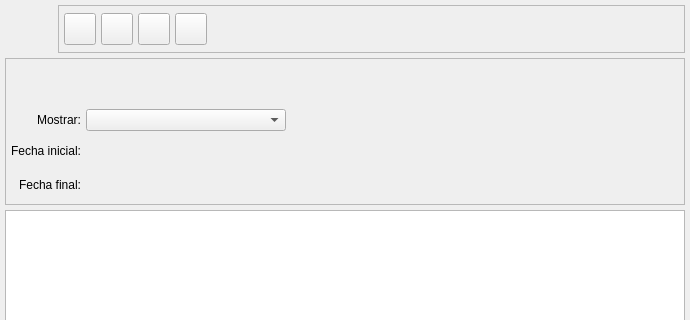
Qt form bulmages/bulmafact/plugins/pluginbf_trazabilidad/movimientosbase.ui (eboladev/Bulmages-1) before a commit; both pictures show x 0 to 690 and y 0 to 320 of the 690 by 490 pixel window.
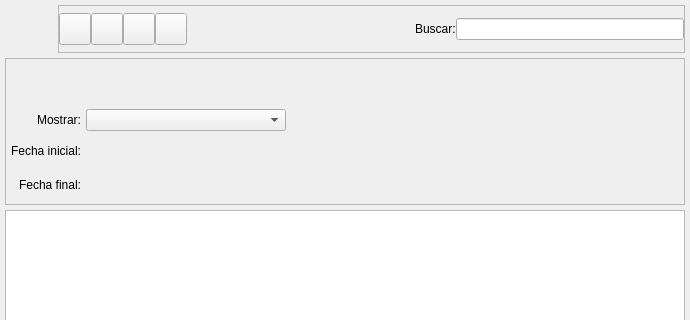
The same form after that commit. Icons and pictures are not drawn. Custom widgets are drawn as their Qt base class.

The edit to the form file:
```diff
--- a/bulmages/bulmafact/plugins/pluginbf_trazabilidad/movimientosbase.ui
+++ b/bulmages/bulmafact/plugins/pluginbf_trazabilidad/movimientosbase.ui
@@ -63,18 +63,24 @@
      </item>
      <item>
       <widget class="QFrame" name="m_botonera">
+       <property name="maximumSize">
+        <size>
+         <width>16777215</width>
+         <height>48</height>
+        </size>
+       </property>
        <property name="frameShape">
         <enum>QFrame::StyledPanel</enum>
        </property>
        <property name="frameShadow">
         <enum>QFrame::Raised</enum>
        </property>
-       <layout class="QHBoxLayout">
+       <layout class="QHBoxLayout" name="horizontalLayout">
         <property name="spacing">
-         <number>5</number>
+         <number>0</number>
         </property>
         <property name="margin">
-         <number>5</number>
+         <number>0</number>
         </property>
         <item>
          <widget class="QToolButton" name="mui_imprimir">
@@ -269,6 +275,23 @@
           </property>
          </spacer>
         </item>
+        <item>
+         <widget class="QLabel" name="textLabel1">
+          <property name="text">
+           <string>Buscar:</string>
+          </property>
+         </widget>
+        </item>
+        <item>
+         <widget class="QLineEdit" name="m_filtro">
+          <property name="minimumSize">
+           <size>
+            <width>150</width>
+            <height>0</height>
+           </size>
+          </property>
+         </widget>
+        </item>
        </layout>
       </widget>
      </item>
```
